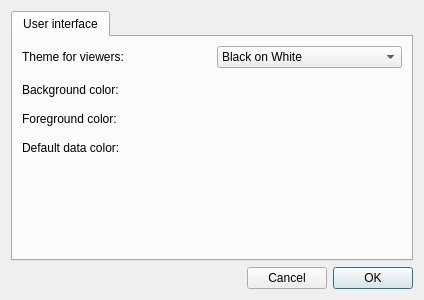
glue-viz/glue, file glue/app/qt/preferences.ui: the form before one commit.
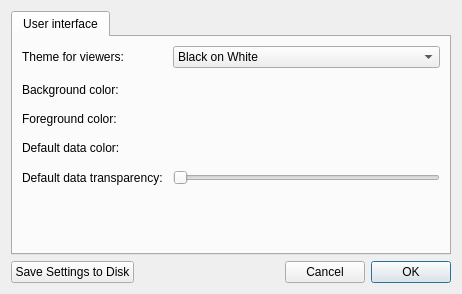
The form after the commit. Custom widgets are drawn as their Qt base class.

Commit message: Fully implement background/foreground color preferences and data color and transparency preferences

Diff of the .ui file:
```diff
--- a/glue/app/qt/preferences.ui
+++ b/glue/app/qt/preferences.ui
@@ -6,8 +6,8 @@
    <rect>
     <x>0</x>
     <y>0</y>
-    <width>424</width>
-    <height>300</height>
+    <width>462</width>
+    <height>294</height>
    </rect>
   </property>
   <property name="windowTitle">
@@ -16,6 +16,13 @@
   <layout class="QGridLayout" name="gridLayout">
    <item row="1" column="0">
     <layout class="QHBoxLayout" name="horizontalLayout">
+     <item>
+      <widget class="QPushButton" name="button_save">
+       <property name="text">
+        <string>Save Settings to Disk</string>
+       </property>
+      </widget>
+     </item>
      <item>
       <spacer name="horizontalSpacer">
        <property name="orientation">
@@ -118,7 +125,7 @@
          </property>
         </widget>
        </item>
-       <item row="4" column="0">
+       <item row="5" column="0">
         <spacer name="verticalSpacer">
          <property name="orientation">
           <enum>Qt::Vertical</enum>
@@ -145,6 +152,20 @@
          </property>
         </widget>
        </item>
+       <item row="4" column="0">
+        <widget class="QLabel" name="label">
+         <property name="text">
+          <string>Default data transparency:</string>
+         </property>
+        </widget>
+       </item>
+       <item row="4" column="1">
+        <widget class="QSlider" name="slider_alpha">
+         <property name="orientation">
+          <enum>Qt::Horizontal</enum>
+         </property>
+        </widget>
+       </item>
       </layout>
      </widget>
     </widget>
```
The commit also changes 7 other files.
